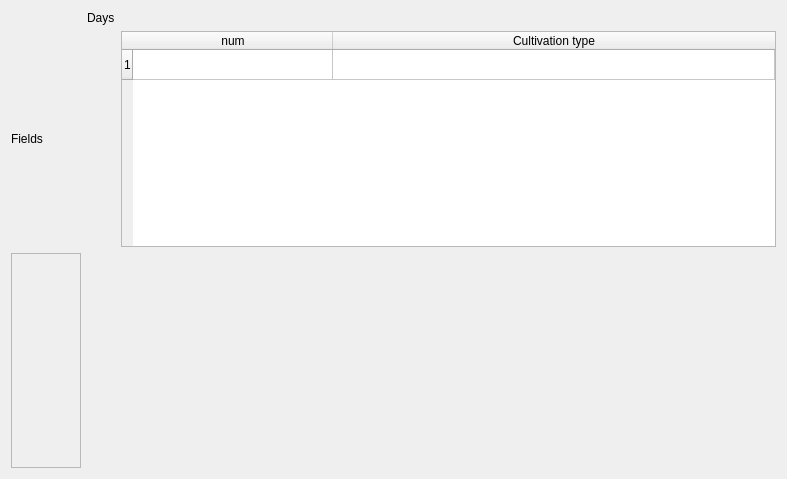
hudaszekpiotr/InzynierkaProgram, file gui/result.ui: the form before one commit.
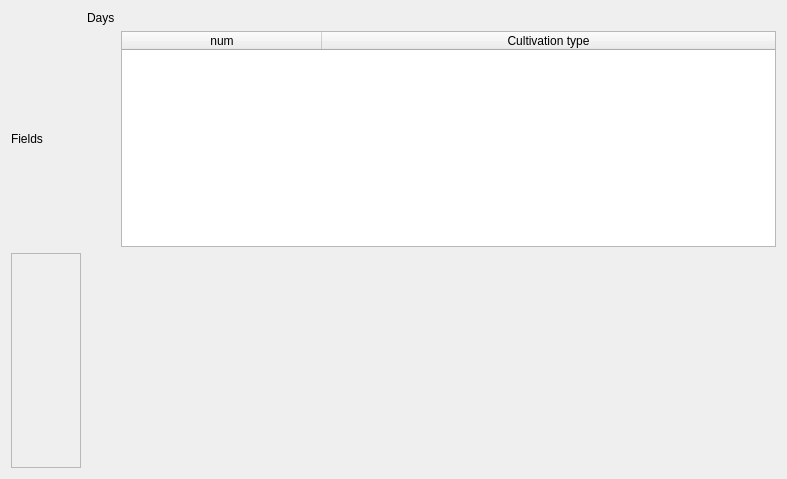
The form after the commit.

Diff of the .ui file:
```diff
--- a/gui/result.ui
+++ b/gui/result.ui
@@ -59,11 +59,6 @@
      <attribute name="horizontalHeaderStretchLastSection">
       <bool>true</bool>
      </attribute>
-     <row>
-      <property name="text">
-       <string>1</string>
-      </property>
-     </row>
      <column>
       <property name="text">
        <string>num</string>
```
Left out of the diff: 4 changed lines with no effect on the pictures.
